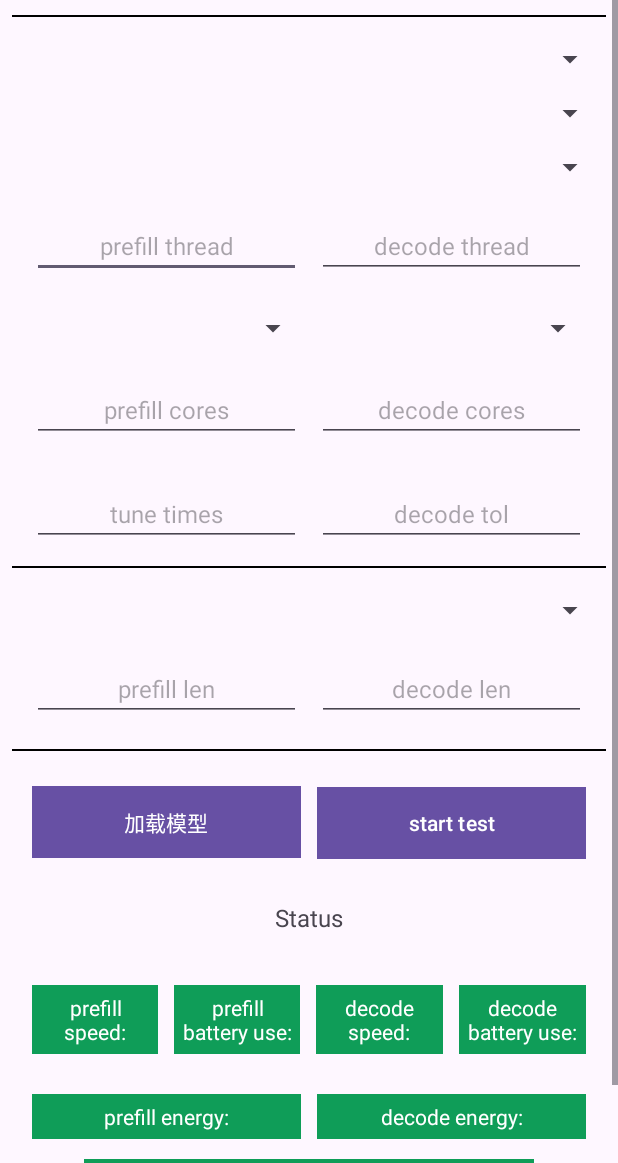
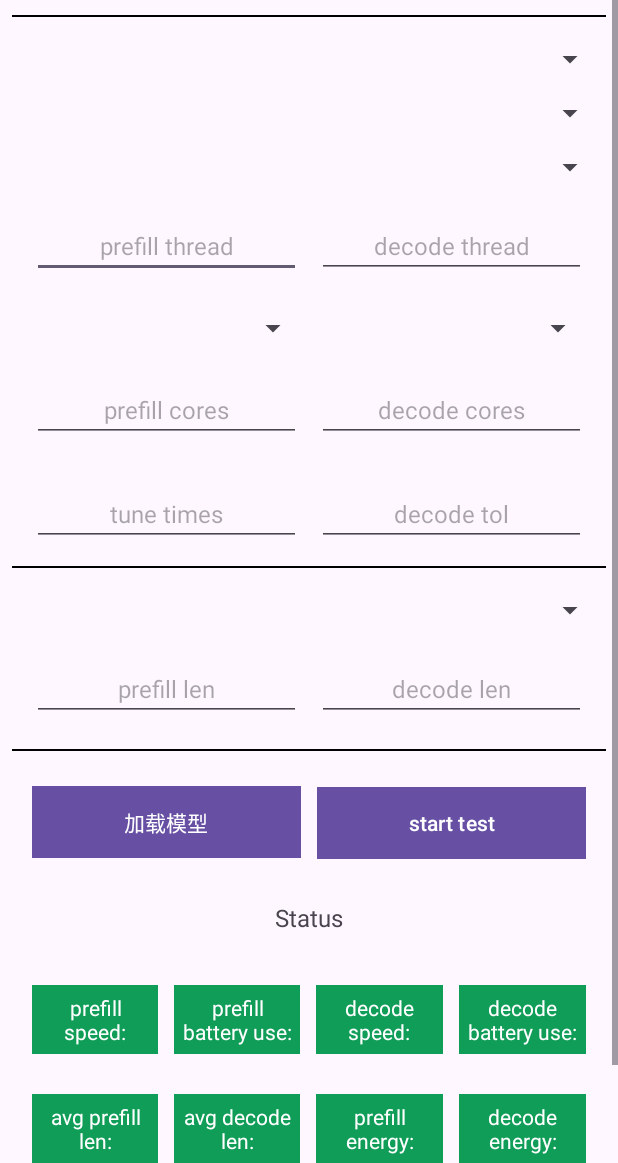
Before and after one commit to huangzhengxiang/LLM-Profiler, an Android app: the layout activity_main.xml on its own in the app's theme, with its tools: preview values and no code run, on a phone screen of 412 x 824 dp, the part 73-1236 px from its top. Run offline under Robolectric (Android 15) with nearby library versions, the phone set to English and light mode, and no system bars.

Commit message:
add two length buttons and disabled screen rotatio

```diff
--- a/android2/app/src/main/AndroidManifest.xml
+++ b/android2/app/src/main/AndroidManifest.xml
@@ -6,6 +6,7 @@
     <uses-permission android:name="android.permission.RECORD_AUDIO"/>
     <uses-permission android:name="android.permission.WRITE_EXTERNAL_STORAGE"/>
     <uses-permission android:name="android.permission.STORAGE"/>
+    <uses-permission android:name="android.permission.WRITE_SETTINGS" />
 
     <application
         android:allowBackup="true"
@@ -18,7 +19,8 @@
         tools:targetApi="31">
         <activity
             android:name=".MainActivity"
-            android:exported="true">
+            android:exported="true"
+            android:screenOrientation="portrait">
             <intent-filter>
                 <action android:name="android.intent.action.MAIN" />
 
--- a/android2/app/src/main/java/com/iot/audio/Chat.java
+++ b/android2/app/src/main/java/com/iot/audio/Chat.java
@@ -108,6 +108,7 @@ public class Chat implements Serializable {
             activity.startTracing();
             ForwardNative(prefill_length, true, true);
             activity.endTracing();
+            data.putInt("prefill_len", prefill_length);
             data.putInt("prefill_current", activity.getAvgCurrent());
             data.putFloat("prefill_power", activity.getAvgPower());
             data.putFloat("prefill_time", activity.getTime());
@@ -115,6 +116,7 @@ public class Chat implements Serializable {
             activity.startTracing();
             ForwardNative(decode_length, false, false);
             activity.endTracing();
+            data.putInt("decode_len", decode_length);
             data.putInt("decode_current", activity.getAvgCurrent());
             data.putFloat("decode_power", activity.getAvgPower());
             data.putFloat("decode_time", activity.getTime());
--- a/android2/app/src/main/java/com/iot/audio/EnergyMonitor.java
+++ b/android2/app/src/main/java/com/iot/audio/EnergyMonitor.java
@@ -51,7 +51,7 @@ public class EnergyMonitor extends TimerTask {
         int mBatteryCurrent = ((BatteryManager) ctx.getSystemService(Context.BATTERY_SERVICE)).getIntProperty(BatteryManager.BATTERY_PROPERTY_CURRENT_NOW);
         float mBatteryVoltage = (float) ((MainActivity)ctx).getVoltage(); // V
         if (Math.abs(mBatteryCurrent) <= 10000) { mBatteryCurrent *= 1000; } // convert mA -> uA. (device heterogeneity resolution.)
-        uAList.add(mBatteryCurrent);
-        VList.add(mBatteryVoltage);
+        uAList.add(Math.abs(mBatteryCurrent));
+        VList.add(Math.abs(mBatteryVoltage));
     }
 }
--- a/android2/app/src/main/java/com/iot/audio/JavaLLMWrapper.java
+++ b/android2/app/src/main/java/com/iot/audio/JavaLLMWrapper.java
@@ -56,7 +56,10 @@ public class JavaLLMWrapper implements Serializable {
             if (mediaPipeWrapper.decodedTokens()<decode_length) {
                 Log.i("Mediapipe Warning", String.format("Warning: decode only %d tokens", mediaPipeWrapper.decodedTokens()));
             }
-            return mediaPipeWrapper.getTestProfile();
+            Bundle data = mediaPipeWrapper.getTestProfile();
+            data.putInt("prefill_len", prefill_length);
+            data.putInt("decode_len", mediaPipeWrapper.decodedTokens());
+            return data;
         }
         return null;
     }
--- a/android2/app/src/main/res/layout/activity_main.xml
+++ b/android2/app/src/main/res/layout/activity_main.xml
@@ -397,7 +397,33 @@
             android:layout_gravity="center"
             android:orientation="horizontal"
             android:padding="8dp"
-            android:weightSum="2">
+            android:weightSum="4">
+
+            <!-- TextView 用于显示 avg_prefill_length -->
+            <TextView
+                android:id="@+id/AvgPrefillLength"
+                android:layout_width="0dp"
+                android:layout_height="wrap_content"
+                android:layout_margin="5dp"
+                android:layout_weight="1"
+                android:background="@color/purple_500"
+                android:padding="5dp"
+                android:text="avg prefill len:"
+                android:textAlignment="center"
+                android:textColor="@color/white" />
+
+            <!-- TextView 用于显示 avg_decode_length -->
+            <TextView
+                android:id="@+id/AvgDecodeLength"
+                android:layout_width="0dp"
+                android:layout_height="wrap_content"
+                android:layout_margin="5dp"
+                android:layout_weight="1"
+                android:background="@color/purple_500"
+                android:padding="5dp"
+                android:text="avg decode len:"
+                android:textAlignment="center"
+                android:textColor="@color/white" />
 
             <TextView
                 android:id="@+id/PrefillEnergy"
```
Also changed, not shown: android2/app/src/main/java/com/iot/audio/MainActivity.java (+50 -17 lines), 1 other file.
